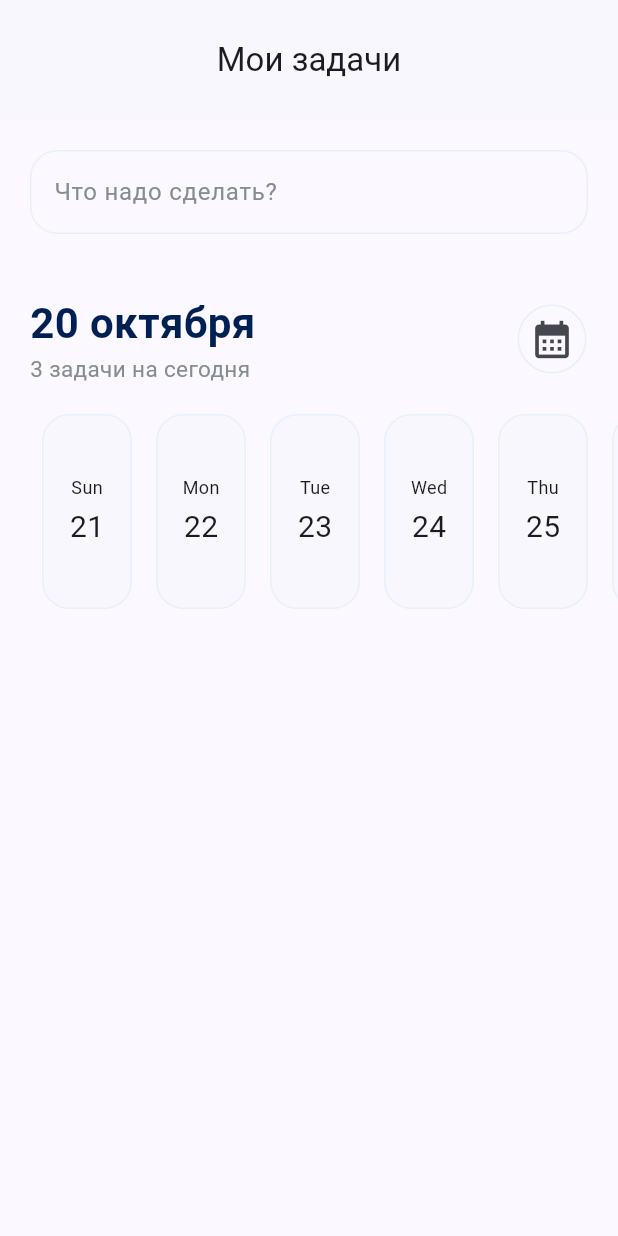
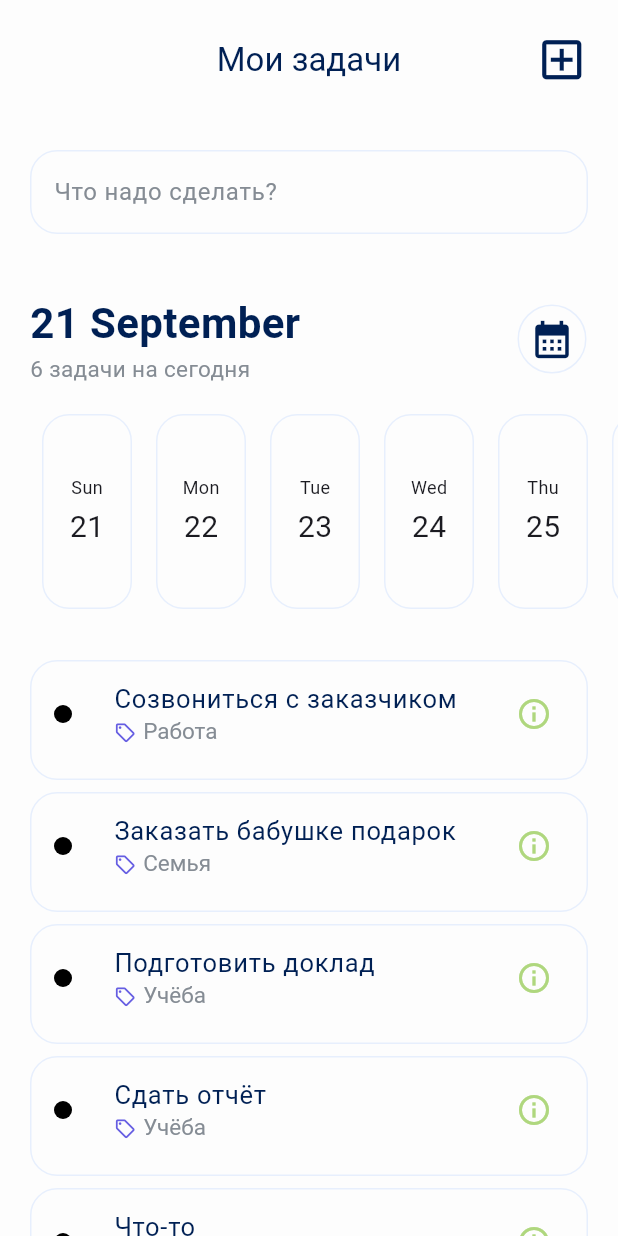
Before and after one commit to SawyerTheHollow/PersonalTaskTracker, a Flutter app: the DashboardScreen screen opened directly, on a phone screen of 412 x 824 dp. Run offline on Flutter 3.47's test engine with Material 3 defaults, Android fonts, the phone set to English and light mode, and no system bars; our stand-ins replace dio, flutter_secure_storage, get_it, retrofit, table_calendar; accounts and stored records are empty; generated files the repository leaves out were written again.

Commit message:
Вёрстка dashboard_screen

```diff
--- a/lib/ui/screens/dashboard_screen.dart
+++ b/lib/ui/screens/dashboard_screen.dart
@@ -1,5 +1,7 @@
+import 'package:first_flutter_project/models/task.dart';
 import 'package:first_flutter_project/ui/shared/taska_text_form_field.dart';
 import 'package:first_flutter_project/ui/shared/taska_title_text.dart';
+import 'package:first_flutter_project/ui/shared/palette.dart';
 import 'package:flutter/material.dart';
 import 'package:intl/intl.dart';
 import 'package:table_calendar/table_calendar.dart';
@@ -11,12 +13,115 @@ class DashboardScreen extends StatefulWidget {
   _DashboardScreenState createState() => _DashboardScreenState();
 }
 
-const myThemeColor = Color(0xFF665EE2);
+class _DashboardScreenState extends State<DashboardScreen> {
+  //Задачи
+  DateTime _selectedDay = DateTime.now();
 
-class _DashboardScreenState extends State<DashboardScreen> {
+  final Map<DateTime, List<Task>> _tasks = {
+    DateTime(2025, 9, 21): [
+      Task(
+        name: "Созвониться с заказчиком",
+        date: DateTime(2025, 6, 10, 10, 0),
+        priority: "Низкий",
+        tag: "Работа",
+      ),
+      Task(
+        name: "Заказать бабушке подарок",
+        date: DateTime(2025, 6, 10, 14, 0),
+        priority: "Средний",
+        tag: "Семья",
+      ),
+      Task(
+        name: "Подготовить доклад",
+        date: DateTime(2025, 6, 10, 14, 0),
+        priority: "Средний",
+        tag: "Учёба",
+      ),
+      Task(
+        name: "Сдать отчёт",
+        date: DateTime(2025, 6, 10, 14, 0),
+        priority: "Средний",
+        tag: "Учёба",
+      ),
+      Task(
+        name: "Что-то",
+        date: DateTime(2025, 6, 10, 14, 0),
+        priority: "Средний",
+      ),
+      Task(
+        name: "Что-то",
+        date: DateTime(2025, 6, 10, 14, 0),
+        priority: "Средний",
+      ),
+    ],
+  };
+
+  List<Task> _getTasksForDay(DateTime day) {
+    return _tasks[DateTime(day.year, day.month, day.day)] ?? [];
+  }
+
+
+
+  Widget _buildTaskList() {
+    final tasks = _getTasksForDay(_selectedDay);
+
+    if (tasks.isEmpty) {
+      return Padding(
+        padding: EdgeInsets.all(16),
+        child: Center(
+          child: Text(
+            'Нет событий на этот день',
+            style: TextStyle(color: taskaTextGray),
+          ),
+        ),
+      );
+    }
+
+    return SizedBox(
+      height: 450,
+      child: ListView.builder(
+        itemCount: tasks.length,
+        itemBuilder: (context, index) {
+          final task = tasks[index];
+          return Card(
+            elevation: 0,
+            shape: RoundedRectangleBorder(
+              borderRadius: BorderRadius.circular(18),
+              side: BorderSide(color: taskaBorder),
+            ),
+            color: taskaBackground,
+            margin: EdgeInsets.symmetric(vertical: 4),
+            child: Container(
+              height: 80,
+              child: ListTile(
+                //TODO Добавить чек-марки
+                leading: Container(
+                  width: 12,
+                  height: 12,
+                  decoration: BoxDecoration(
+                    shape: BoxShape.circle,
+                    color: Colors.black,
+                  ),
+                ), //Чек-марки
+                title: Text(task.name, style: TextStyle(color: taskaTextDark, fontSize: 17),),
+                subtitle: RichText(text: TextSpan(children: [WidgetSpan(alignment: PlaceholderAlignment.middle, child: Icon(Icons.local_offer_outlined, size: 15, color: taskaPurplish,)),TextSpan(text: " "), TextSpan(text: task.tag, style: TextStyle(fontSize: 15, color: taskaTextGray))])),
+                onTap: () {
+                  //TODO Выделение чек-марка
+                  print('Событие: ${task.name}');
+                },
+                trailing: Icon(Icons.info_outline, color: Color(0xffafd77e),),
+              ),
+            ),
+          );
+        },
+      ),
+    );
+  }
+
   //Календарь
   final GlobalKey _scaffoldKey = GlobalKey();
   OverlayEntry? _overlayEntry;
+
   void _showOverlay(BuildContext context) {
     OverlayState? overlayState = Overlay.of(_scaffoldKey.currentContext!);
     _overlayEntry = OverlayEntry(
@@ -38,16 +143,23 @@ class _DashboardScreenState extends State<DashboardScreen> {
                 width: 300,
                 height: 340,
                 decoration: BoxDecoration(
-                  color: Colors.white,
+                  color: taskaBackground,
                   borderRadius: BorderRadius.circular(16.0),
                 ),
                 child: TableCalendar(
+                  eventLoader: _getTasksForDay,
+                  onDaySelected: (selectedDay, focusedDay) {
+                    setState(() {
+                      _selectedDay = selectedDay;
+                    });
+                    _hideOverlay(_overlayEntry!);
+                  },
                   calendarStyle: CalendarStyle(
-                    todayTextStyle: TextStyle(color: myThemeColor),
+                    todayTextStyle: TextStyle(color: taskaPurplish),
                     todayDecoration: BoxDecoration(
-                      color: Colors.white,
+                      color: taskaBackground,
                       shape: BoxShape.circle,
-                      border: Border.all(color: myThemeColor),
+                      border: Border.all(color: taskaPurplish),
                     ),
                   ),
                   firstDay: DateTime(2010, 1, 1),
@@ -63,12 +175,12 @@ class _DashboardScreenState extends State<DashboardScreen> {
                   calendarBuilders: CalendarBuilders(
                     headerTitleBuilder: (context, date) {
                       return Text(
+                        DateFormat('MMMM').format(date),
                         style: TextStyle(
-                          color: myThemeColor,
+                          color: taskaPurplish,
                           fontWeight: FontWeight.bold,
                           fontSize: 20,
                         ),
-                        DateFormat('MMMM').format(date),
                         textAlign: TextAlign.center,
                       );
                     },
@@ -91,37 +203,40 @@ class _DashboardScreenState extends State<DashboardScreen> {
   //Основная вёрстка
   @override
   Widget build(BuildContext context) {
-    final DateTime now = DateTime.now();
     return Scaffold(
+      backgroundColor: taskaBackground,
       key: _scaffoldKey,
       appBar: AppBar(
+        scrolledUnderElevation: 0,
         toolbarHeight: 80,
         automaticallyImplyLeading: false,
-        title: Text("Мои задачи"),
+        title: Text("Мои задачи", style: TextStyle(color: taskaTextDark),),
         centerTitle: true,
-        backgroundColor: Color(0xFFF8F7FD),
+        backgroundColor: Colors.transparent,
+        actions: [IconButton(onPressed: (){}, icon: Icon(Icons.add_box_outlined, size: 35,color: taskaTextDark,), padding: EdgeInsets.only(right: 20),),],
       ),
       body: Column(
         children: [
           Padding(
-            padding: EdgeInsetsGeometry.all(20),
+            padding: EdgeInsets.all(20),
             child: TaskaTextFormField(labelText: "Что надо сделать?"),
           ),
           Padding(
-            padding: EdgeInsetsGeometry.all(20),
+            padding: EdgeInsets.all(20),
             child: Row(
               children: [
                 TaskaTitleText(
-                  topText: "20 октября",
-                  bottomText: "3 задачи на сегодня",
+                  topText: DateFormat('dd MMMM').format(_selectedDay),
+                  bottomText:
+                      "${_getTasksForDay(_selectedDay).length} задачи на сегодня",
                 ),
                 Spacer(),
                 IconButton(
                   onPressed: () => _showOverlay(context),
-                  icon: Icon(Icons.calendar_month),
+                  icon: Icon(Icons.calendar_month, color: taskaTextDark,),
                   iconSize: 30,
                   style: IconButton.styleFrom(
-                    side: BorderSide(color: Color(0xFFE7EFFD)),
+                    side: BorderSide(color: taskaBorder),
                     shape: CircleBorder(),
                     backgroundColor: Colors.transparent,
                   ),
@@ -130,8 +245,10 @@ class _DashboardScreenState extends State<DashboardScreen> {
             ),
           ),
           Padding(
-            padding: EdgeInsetsGeometry.only(left: 20),
-            child: SizedBox(
+            padding: EdgeInsets.only(left: 20),
+            child: Column(
+              children: [
+                SizedBox(
                   height: 130,
                   child: ListView.builder(
                     scrollDirection: Axis.horizontal,
@@ -142,9 +259,9 @@ class _DashboardScreenState extends State<DashboardScreen> {
                         width: 60,
                         margin: EdgeInsets.symmetric(horizontal: 8),
                         decoration: BoxDecoration(
-                      border: Border.all(color: Color(0xFFE7EFFD)),
+                          border: Border.all(color: taskaBorder),
                           borderRadius: BorderRadius.circular(18),
-                      color: Color(0xFFF8F7FD),
+                          color: taskaBackground,
                         ),
                         child: Column(
                           mainAxisAlignment: MainAxisAlignment.center,
@@ -164,6 +281,12 @@ class _DashboardScreenState extends State<DashboardScreen> {
                     },
                   ),
                 ),
+              ],
+            ),
+          ),
+          Padding(
+            padding: const EdgeInsets.only(left: 20, right: 20, top: 30),
+            child: _buildTaskList(),
           ),
         ],
       ),
```
Lines whose indentation alone changed are shown as unchanged.
